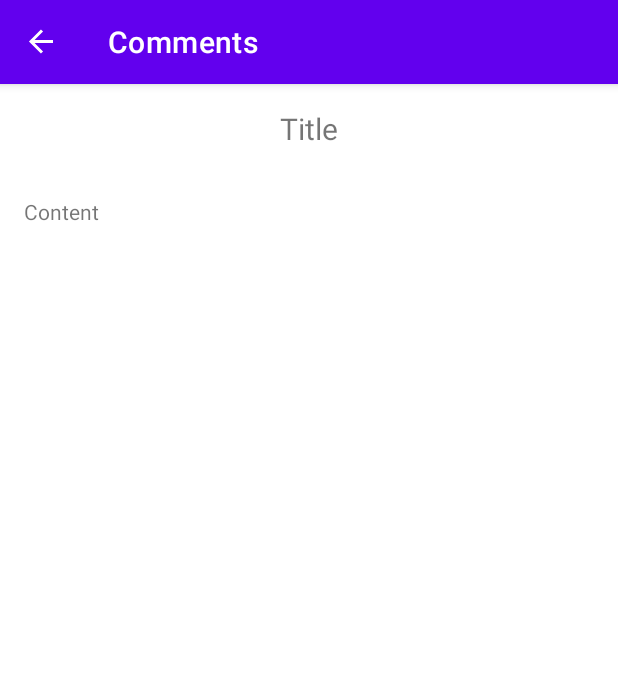
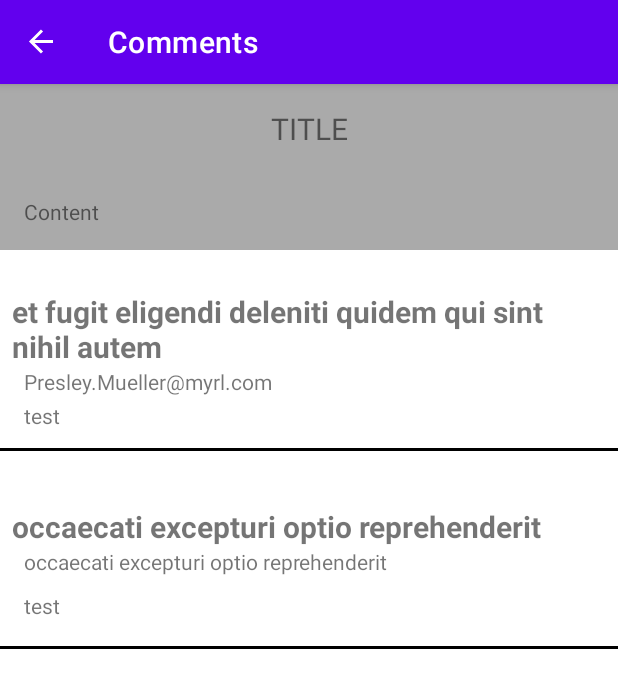
Before and after one commit to juango8/Master_Detail_Post, an Android app: the DetailPostFragment screen opened through its navigation route, on a phone screen of 412 x 824 dp. Shown: the top 688 px of the screen. Run offline under Robolectric (Android 15) with nearby library versions, the phone set to English and light mode, and no system bars; our stand-ins replace navigation-ui; 2 statements that could not run were skipped.

Commit message:
implement DetailPostFragment

```diff
--- /dev/null
+++ b/app/src/main/java/com/juango/masterdetailpost/CommentsListAdapter.kt
@@ -0,0 +1,49 @@
+package com.juango.masterdetailpost
+
+import android.view.LayoutInflater
+import android.view.View
+import android.view.ViewGroup
+import androidx.recyclerview.widget.RecyclerView
+import kotlinx.android.synthetic.main.list_item_comment.view.*
+
+
+class CommentsListAdapter(
+    private val comments: MutableList<Comment>
+) :
+    RecyclerView.Adapter<CommentsListAdapter.ViewHolder>() {
+
+    init {
+        setHasStableIds(true)
+    }
+
+    class ViewHolder(itemView: View) :
+        RecyclerView.ViewHolder(itemView) {
+        private lateinit var comment: Comment
+
+        fun bind(comment: Comment) {
+            this.comment = comment
+            itemView.context
+            itemView.tv_name.text = comment.name
+            itemView.tv_email.text = comment.email
+            itemView.tv_comment.text = "test"
+        }
+
+    }
+
+    override fun onCreateViewHolder(parent: ViewGroup, viewType: Int): ViewHolder {
+        val context = parent.context
+        val inflater = LayoutInflater.from(context)
+        val contactView = inflater.inflate(R.layout.list_item_comment, parent, false)
+        return ViewHolder(contactView)
+    }
+
+    override fun getItemCount() = comments.size
+
+
+    override fun onBindViewHolder(holder: ViewHolder, position: Int) {
+        holder.bind(comments[position])
+    }
+
+    override fun getItemId(position: Int): Long = position.toLong()
+
+}
--- a/app/src/main/java/com/juango/masterdetailpost/DetailPostFragment.kt
+++ b/app/src/main/java/com/juango/masterdetailpost/DetailPostFragment.kt
@@ -4,14 +4,35 @@ import android.os.Bundle
 import android.view.LayoutInflater
 import android.view.View
 import android.view.ViewGroup
+import androidx.core.content.ContextCompat
 import androidx.fragment.app.Fragment
-import androidx.navigation.fragment.findNavController
 import androidx.navigation.fragment.navArgs
+import androidx.recyclerview.widget.LinearLayoutManager
 import kotlinx.android.synthetic.main.fragment_detail_post.*
 
 class DetailPostFragment : Fragment() {
 
     private val args: DetailPostFragmentArgs by navArgs()
+    private val adapter = CommentsListAdapter(
+        listOf(
+            Comment(
+                2,
+                6,
+                "et fugit eligendi deleniti quidem qui sint nihil autem",
+                "Presley.Mueller@myrl.com",
+                "doloribus at sed quis culpa deserunt consectetur qui praesentium accusamus fugiat dictavoluptatem rerum ut voluptate autem voluptatem repellendus aspernatur dolorem in"
+            ),
+            Comment(
+                1,
+                2,
+                "occaecati excepturi optio reprehenderit",
+                "occaecati excepturi optio reprehenderit",
+                "expedita et cum reprehen" +
+                        "derit molestiae ut ut quas totam nostrum rerum est autem sunt rem eveni" +
+                        "et architecto"
+            )
+        ) as MutableList<Comment>
+    )
 
     override fun onCreateView(
         inflater: LayoutInflater, container: ViewGroup?,
@@ -24,6 +45,18 @@ class DetailPostFragment : Fragment() {
         super.onViewCreated(view, savedInstanceState)
         tv_title_detail.text = args.titlePost
         tv_content_detail.text = args.contentPost
+
+        rv_list_comments.layoutManager = LinearLayoutManager(activity)
+        rv_list_comments.adapter = adapter
+
+        val heightInPixels = resources.getDimensionPixelSize(R.dimen.list_item_divider_height)
+        context?.let {
+            rv_list_comments.addItemDecoration(
+                DividerItemDecoration(
+                    ContextCompat.getColor(it, R.color.black), heightInPixels
+                )
+            )
+        }
 //        button_second.setOnClickListener {
 //            findNavController().navigate(R.id.action_Detail_to_List)
 //        }
--- a/app/src/main/java/com/juango/masterdetailpost/PostsListAdapter.kt
+++ b/app/src/main/java/com/juango/masterdetailpost/PostsListAdapter.kt
@@ -4,7 +4,6 @@ import android.annotation.SuppressLint
 import android.view.LayoutInflater
 import android.view.View
 import android.view.ViewGroup
-import androidx.navigation.NavController
 import androidx.navigation.fragment.NavHostFragment.findNavController
 import androidx.recyclerview.selection.ItemDetailsLookup
 import androidx.recyclerview.selection.SelectionTracker
@@ -26,7 +25,6 @@ class PostsListAdapter(
     class ViewHolder(itemView: View, private val fragment: PostsListFragment) :
         View.OnClickListener, RecyclerView.ViewHolder(itemView) {
         private lateinit var post: Post
-        var navController: NavController? = null
 
         init {
             itemView.setOnClickListener(this)
@@ -35,11 +33,11 @@ class PostsListAdapter(
         fun getItemDetails(): ItemDetailsLookup.ItemDetails<Long> =
             object : ItemDetailsLookup.ItemDetails<Long>() {
                 override fun getPosition(): Int = absoluteAdapterPosition
-                override fun getSelectionKey(): Long? = itemId
+                override fun getSelectionKey(): Long = itemId
             }
 
         @SuppressLint("ClickableViewAccessibility", "SetTextI18n")
-        fun bind(post: Post, isSelected: Boolean) {
+        fun bind(post: Post) {
             this.post = post
             itemView.context
             itemView.tv_title.text = post.title
@@ -67,8 +65,7 @@ class PostsListAdapter(
 
 
     override fun onBindViewHolder(holder: ViewHolder, position: Int) {
-        val isSelected = tracker?.isSelected(position.toLong()) ?: false
-        holder.bind(posts[position], isSelected)
+        holder.bind(posts[position])
     }
 
     override fun getItemId(position: Int): Long = position.toLong()
--- a/app/src/main/java/com/juango/masterdetailpost/PostsListFragment.kt
+++ b/app/src/main/java/com/juango/masterdetailpost/PostsListFragment.kt
@@ -22,6 +22,14 @@ class PostsListFragment : Fragment() {
                 1,
                 "sunt aut facere repellat provident occaecati excepturi optio reprehenderit",
                 "quia et suscipit suscipit recusandae consequuntur expedita et cum reprehen" +
+                        "derit molestiae ut ut quas totam nostrum rerum est autem sunt rem eveni" +
+                        "et architecto"
+            ),
+            Post(
+                1,
+                2,
+                "occaecati excepturi optio reprehenderit",
+                "expedita et cum reprehen" +
                         "derit molestiae ut ut quas totam nostrum rerum est autem sunt rem eveni" +
                         "et architecto"
             )
@@ -56,7 +64,7 @@ class PostsListFragment : Fragment() {
         context?.let {
             post_recycler_view.addItemDecoration(
                 DividerItemDecoration(
-                    ContextCompat.getColor(it, R.color.white), heightInPixels
+                    ContextCompat.getColor(it, R.color.black), heightInPixels
                 )
             )
         }
--- a/app/src/main/res/layout/fragment_detail_post.xml
+++ b/app/src/main/res/layout/fragment_detail_post.xml
@@ -6,10 +6,21 @@
     android:layout_height="match_parent"
     tools:context=".DetailPostFragment">
 
+    <View
+        android:layout_width="0dp"
+        app:layout_constraintTop_toTopOf="@id/tv_title_detail"
+        app:layout_constraintStart_toStartOf="parent"
+        app:layout_constraintEnd_toEndOf="parent"
+        app:layout_constraintBottom_toBottomOf="@id/tv_content_detail"
+        android:background="@android:color/darker_gray"
+        android:layout_height="0dp"/>
+
     <TextView
         android:id="@+id/tv_title_detail"
         android:layout_width="wrap_content"
         android:layout_height="wrap_content"
+        android:textAllCaps="true"
+        android:textAlignment="center"
         android:padding="@dimen/padding_standard"
         android:text="@string/title_of_post"
         android:textSize="@dimen/title_text_size"
--- /dev/null
+++ b/app/src/main/res/layout/list_item_comment.xml
@@ -0,0 +1,47 @@
+<?xml version="1.0" encoding="utf-8"?>
+<androidx.constraintlayout.widget.ConstraintLayout xmlns:android="http://schemas.android.com/apk/res/android"
+    xmlns:app="http://schemas.android.com/apk/res-auto"
+    xmlns:tools="http://schemas.android.com/tools"
+    android:id="@+id/listItemContainer"
+    android:layout_width="match_parent"
+    android:layout_height="@dimen/list_item_with_divider_height">
+
+    <TextView
+        android:id="@+id/tv_name"
+        android:layout_width="wrap_content"
+        android:layout_height="wrap_content"
+        android:textSize="@dimen/title_text_size"
+        android:paddingStart="@dimen/padding_half"
+        android:paddingEnd="@dimen/padding_half"
+        android:textStyle="bold"
+        app:layout_constraintBottom_toBottomOf="parent"
+        app:layout_constraintBottom_toTopOf="@+id/tv_email"
+        app:layout_constraintStart_toStartOf="parent"
+        app:layout_constraintTop_toTopOf="parent"
+        app:layout_constraintVertical_chainStyle="packed"
+        tools:text="Full Name" />
+
+    <TextView
+        android:id="@+id/tv_email"
+        android:layout_width="wrap_content"
+        android:layout_height="wrap_content"
+        android:layout_marginStart="@dimen/padding_standard"
+        android:layout_marginBottom="@dimen/padding_half"
+        app:layout_constraintBottom_toBottomOf="parent"
+        app:layout_constraintStart_toStartOf="parent"
+        app:layout_constraintTop_toBottomOf="@+id/tv_name"
+        tools:text="Email" />
+
+    <TextView
+        android:id="@+id/tv_comment"
+        android:layout_width="wrap_content"
+        android:layout_height="wrap_content"
+        android:layout_marginStart="@dimen/padding_standard"
+        android:layout_marginBottom="@dimen/padding_half"
+        app:layout_constraintBottom_toBottomOf="parent"
+        app:layout_constraintStart_toStartOf="parent"
+        app:layout_constraintTop_toBottomOf="@+id/tv_email"
+        tools:text="Comment" />
+
+
+</androidx.constraintlayout.widget.ConstraintLayout>
```
